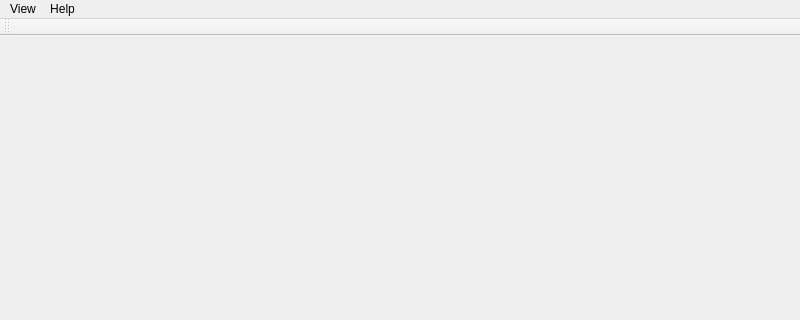
Above: src/mainwindow.ui from qgymib/qfcmd before the change; both pictures show x 0 to 800 and y 0 to 320 of the 800 by 600 pixel window. Below: the same form after it.
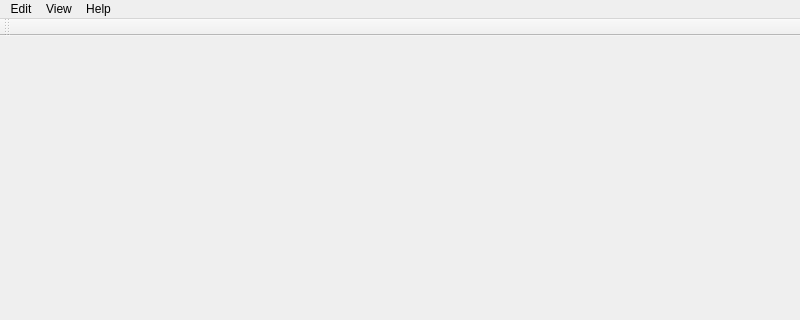
That is the form after the change. Custom widgets are drawn as their Qt base class.

Patch:
```diff
--- a/src/mainwindow.ui
+++ b/src/mainwindow.ui
@@ -55,6 +55,13 @@
     </property>
     <addaction name="actionShowToolbar"/>
    </widget>
+   <widget class="QMenu" name="menuEdit">
+    <property name="title">
+     <string>Edit</string>
+    </property>
+    <addaction name="actionPerferences"/>
+   </widget>
+   <addaction name="menuEdit"/>
    <addaction name="menuView"/>
    <addaction name="menuHelp"/>
   </widget>
```
Left out of the diff: 5 changed lines with no effect on the pictures.
